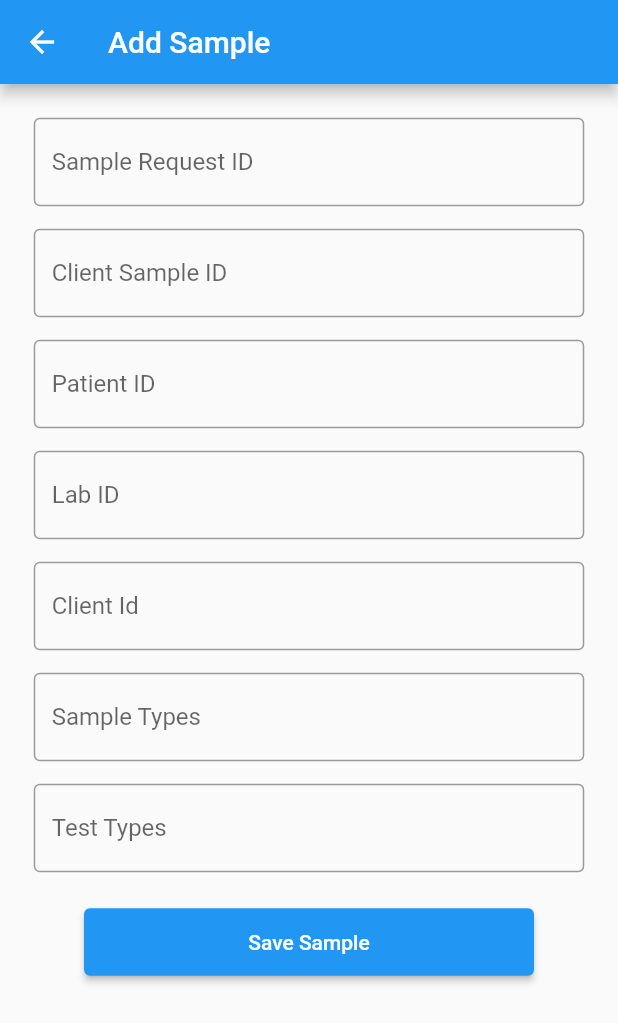
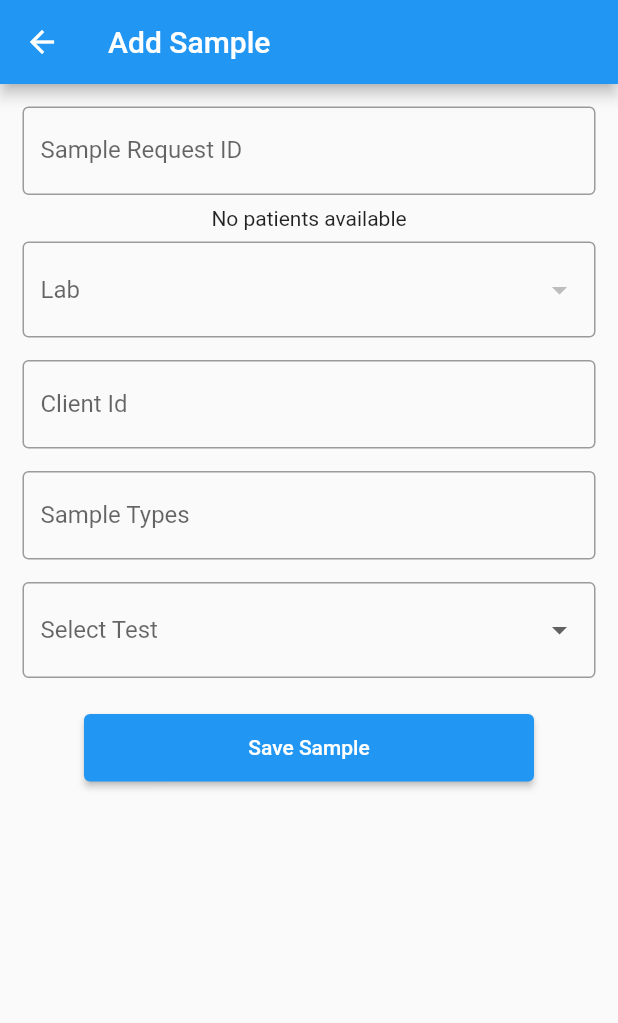
Before and after one commit to Tinomuchenje/sample-tracking, a Flutter app: the AddorUpdateSampleDialog screen opened directly, on a phone screen of 412 x 824 dp. Shown: the top 1023 px of the screen. Run offline on Flutter 3.47's test engine with Material 2 defaults, Android fonts, the phone set to English and light mode, and no system bars; our stand-ins replace multi_select_flutter, sembast, sqflite; accounts and stored records are empty.

Commit message:
- Added model for sample types
- Added json as received for faking the server calls
- Made patients field a dropdown to read from added patients
- Added package for search dropdown

```diff
--- a/lib/views/dialogs/add_sample.dart
+++ b/lib/views/dialogs/add_sample.dart
@@ -1,10 +1,16 @@
+import 'package:dropdown_search/dropdown_search.dart';
 import 'package:flutter/cupertino.dart';
 import 'package:flutter/material.dart';
 import 'package:provider/provider.dart';
 import 'package:sample_tracking_system_flutter/consts/constants.dart';
+import 'package:sample_tracking_system_flutter/models/laboritory.dart';
+import 'package:sample_tracking_system_flutter/models/patient.dart';
 import 'package:sample_tracking_system_flutter/models/sample.dart';
+import 'package:sample_tracking_system_flutter/providers/patient_provider.dart';
 import 'package:sample_tracking_system_flutter/providers/samples_provider.dart';
+import 'package:sample_tracking_system_flutter/utils/dao/laboratory_dao.dart';
 import 'package:sample_tracking_system_flutter/views/widgets/custom_elevated_button.dart';
+import 'package:sample_tracking_system_flutter/views/widgets/custom_form_dropdown.dart';
 import 'package:sample_tracking_system_flutter/views/widgets/custom_text_form_field.dart';
 
 class AddorUpdateSampleDialog extends StatefulWidget {
@@ -19,6 +25,7 @@ class AddorUpdateSampleDialog extends StatefulWidget {
 class _AddorUpdateSampleDialogState extends State<AddorUpdateSampleDialog> {
   final _formKey = GlobalKey<FormState>();
   final bool _synced = false;
+  LaboratoryDao laboratoryDao = LaboratoryDao();
 
   @override
   Widget build(BuildContext context) {
@@ -38,7 +45,7 @@ class _AddorUpdateSampleDialogState extends State<AddorUpdateSampleDialog> {
           child: ListView(
             children: <Widget>[
               Padding(
-                padding: const EdgeInsets.all(defaultPadding),
+                padding: const EdgeInsets.all(defaultPadding / 2),
                 child: Column(
                   children: <Widget>[
                     CustomTextFormField(
@@ -48,27 +55,19 @@ class _AddorUpdateSampleDialogState extends State<AddorUpdateSampleDialog> {
                         if (value != null) _sample.sampleRequestId = value;
                       },
                     ),
-                    CustomTextFormField(
-                      labelText: "Client Sample ID",
-                      initialValue: _sample.clientSampleId,
-                      onSaved: (value) {
-                        if (value != null) _sample.clientSampleId = value;
-                      },
-                    ),
-                    CustomTextFormField(
-                      labelText: "Patient ID",
-                      initialValue: _sample.patientId,
-                      onSaved: (value) {
-                        if (value != null) _sample.patientId = value;
-                      },
-                    ),
-                    CustomTextFormField(
-                      labelText: "Lab ID",
-                      initialValue: _sample.labId,
-                      onSaved: (value) {
-                        if (value != null) _sample.labId = value;
-                      },
-                    ),
+                    // CustomTextFormField(
+                    //   labelText: "Client Sample ID",
+                    //   initialValue: _sample.clientSampleId,
+                    //   onSaved: (value) {
+                    //     if (value != null) _sample.clientSampleId = value;
+                    //   },
+                    // ),
+                    Consumer<PatientProvider>(
+                        builder: (context, patientProvider, child) {
+                      return _patientsDropdown(
+                          _sample, patientProvider.patients);
+                    }),
+                    _laboratoriesDropdown(_sample),
                     CustomTextFormField(
                       labelText: "Client Id",
                       initialValue: _sample.location,
@@ -83,13 +82,7 @@ class _AddorUpdateSampleDialogState extends State<AddorUpdateSampleDialog> {
                         if (value != null) _sample.sampleId = value;
                       },
                     ),
-                    CustomTextFormField(
-                      labelText: "Test Types",
-                      initialValue: _sample.testId,
-                      onSaved: (value) {
-                        if (value != null) _sample.testId = value;
-                      },
-                    ),
+                    _testsDropdown(_sample),
                     Visibility(
                       visible: !isNewForm,
                       child: CustomTextFormField(
@@ -148,6 +141,7 @@ class _AddorUpdateSampleDialogState extends State<AddorUpdateSampleDialog> {
                           _formKey.currentState!.save();
                           _sample.status = "Created";
                           _sample.synced = false;
+                          _sample.clientSampleId = "SFDFASDS";
 
                           _sample.dateSynced =
                               _sample.dateCollected = DateTime.now().toString();
@@ -167,6 +161,90 @@ class _AddorUpdateSampleDialogState extends State<AddorUpdateSampleDialog> {
             ],
           ),
         ));
+  }
+
+  _patientsDropdown(Sample _sample, List<Patient> patients) {
+    if (patients.isEmpty) return const Text("No patients available");
+
+    var patientsList = patients.map((Patient patient) {
+      return "${patient.firstname} ${patient.lastname}";
+    }).toList();
+
+    var _selected;
+    return Padding(
+      padding: const EdgeInsets.all(defaultPadding / 2),
+      child: DropdownSearch<String>(
+        mode: Mode.DIALOG,
+        showSearchBox: true,
+        showSelectedItems: true,
+        items: patientsList,
+        hint: "Select Patient",
+        onChanged: print,
+        onSaved: (value) {
+          if (value != null) _sample.patientId = value.toString();
+        },
+        // selectedItem: _selected
+      ),
+    );
+  }
+
+  _testsDropdown(Sample _sample) {
+    var _test;
+    var testMenus = [
+      const DropdownMenuItem<String>(
+        value: "Covid",
+        child: Text("Covid"),
+      ),
+      const DropdownMenuItem<String>(
+        value: "Tb",
+        child: Text("Tb"),
+      )
+    ];
+
+    return CustomFormDropdown(
+      value: _test ?? _sample.labId,
+      hint: const Text("Select Test"),
+      items: testMenus,
+      onSaved: (value) {
+        _sample.labId = value.toString();
+      },
+      onChanged: (value) {
+        _test = value as String;
+      },
+    );
+  }
+
+  _laboratoriesDropdown(Sample _sample) {
+    Laboratory? _laboratory;
+    return FutureBuilder(
+        future: laboratoryDao.getAllLabs(),
+        builder: (context, snapshot) {
+          if (snapshot.connectionState != ConnectionState.done) {
+            return const Text("Loading Labs");
+          }
+
+          List<Laboratory>? labs = snapshot.data as List<Laboratory>;
+          List<DropdownMenuItem<String>> labMenus = [];
+
+          labMenus = labs.map((Laboratory laboratory) {
+            return DropdownMenuItem<String>(
+              value: laboratory.id,
+              child: Text(laboratory.name ?? "Name unavailable"),
+            );
+          }).toList();
+
+          return CustomFormDropdown(
+            value: _laboratory ?? _sample.labId,
+            hint: const Text("Lab"),
+            items: labMenus,
+            onSaved: (value) {
+              _sample.labId = value.toString();
+            },
+            onChanged: (value) {
+              _laboratory = value as Laboratory;
+            },
+          );
+        });
   }
 
   void addNewSample(Sample _sample, BuildContext context) {
--- a/lib/views/dialogs/add_shipment.dart
+++ b/lib/views/dialogs/add_shipment.dart
@@ -26,7 +26,7 @@ class AddorUpdateShipmentDialog extends StatefulWidget {
 class _AddorUpdateShipmentDialogState extends State<AddorUpdateShipmentDialog> {
   final _formKey = GlobalKey<FormState>();
   Client? _value;
-  List<Client> _clients = [];
+  final List<Client> _clients = [];
   List _selectedSamples = [];
 
   Future<void> readJson() async {
--- a/pubspec.yaml
+++ b/pubspec.yaml
@@ -40,6 +40,7 @@ dependencies:
   multiselect_formfield: ^0.1.6
   sembast: ^3.1.1
   path_provider: ^2.0.5
+  dropdown_search: ^1.0.0
 
 dev_dependencies:
   flutter_test:
```
Also changed, not shown: assets/sample_types.json (added, +200 -0 lines), lib/models/sample_type.dart (added, +40 -0 lines), pubspec.lock.
